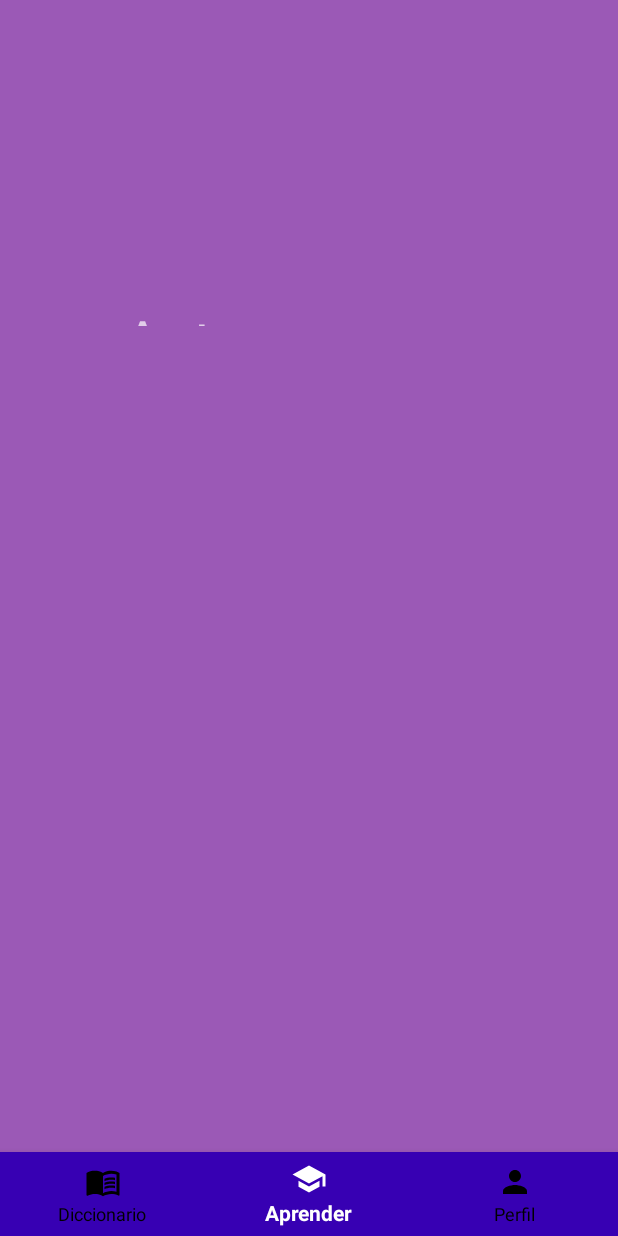
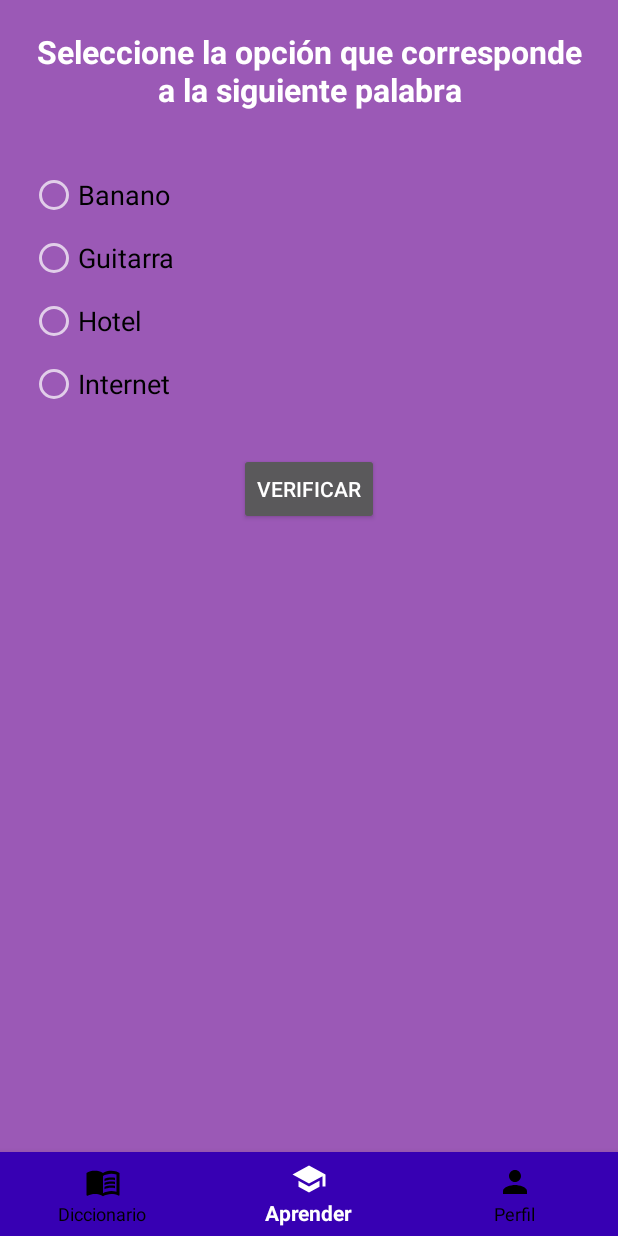
Before and after one commit to andreysolano/Diccionario-LSC, an Android app: the Aprender screen opened directly, with no data from a screen before it, on a phone screen of 412 x 824 dp. Run offline under Robolectric (Android 15) with nearby library versions, the phone set to English and light mode, and no system bars; our stand-ins replace Firebase (no records; nobody signed in at launch, a user with empty details on screens opened directly); pictures from the network do not load.

Commit message:
Juego de opción correcta
Juego implementado
Falta agregar el generador de número aleatorio para que la pregunta no sea siempre la misma

```diff
--- a/DiccionarioLSC/app/src/main/java/com/example/diccionariolsc/Aprender.java
+++ b/DiccionarioLSC/app/src/main/java/com/example/diccionariolsc/Aprender.java
@@ -6,6 +6,8 @@ import androidx.appcompat.app.AppCompatActivity;
 import android.content.Context;
 import android.content.Intent;
 import android.content.res.Resources;
+import android.graphics.Color;
+import android.graphics.Path;
 import android.net.Uri;
 import android.os.Bundle;
 import android.util.Xml;
@@ -13,9 +15,15 @@ import android.view.MenuItem;
 import android.view.View;
 import android.widget.AdapterView;
 import android.widget.ArrayAdapter;
+import android.widget.Button;
+import android.widget.EditText;
+import android.widget.ImageView;
 import android.widget.ListView;
+import android.widget.RadioButton;
+import android.widget.TextView;
 import android.widget.Toast;
 
+import com.bumptech.glide.Glide;
 import com.google.android.gms.tasks.OnFailureListener;
 import com.google.android.gms.tasks.OnSuccessListener;
 import com.google.android.material.bottomnavigation.BottomNavigationView;
@@ -23,6 +31,8 @@ import com.google.firebase.storage.FileDownloadTask;
 import com.google.firebase.storage.FirebaseStorage;
 import com.google.firebase.storage.StorageReference;
 import com.google.firebase.storage.UploadTask;
+
+import org.w3c.dom.Text;
 
 import java.io.ByteArrayOutputStream;
 import java.io.File;
@@ -32,12 +42,20 @@ import java.io.FileOutputStream;
 import java.io.IOException;
 import java.io.InputStream;
 
+import data.Palabra;
+
 public class Aprender extends AppCompatActivity {
 
     private StorageReference mStorageRef;
 
+    private ImageView iv_gif;
+    private RadioButton rb_1, rb_2, rb_3, rb_4;
+    private Button btn_verificar;
+
     String ID;
     boolean estado;
+    OpcionJuego lista[];
+    OpcionJuego juego;
 
     @Override
     protected void onCreate(Bundle savedInstanceState) {
@@ -78,6 +96,127 @@ public class Aprender extends AppCompatActivity {
             }
         });
 
+        //Juego
+        iv_gif = (ImageView) findViewById(R.id.iv_gif);
+        rb_1 = (RadioButton) findViewById(R.id.rb_1);
+        rb_2 = (RadioButton) findViewById(R.id.rb_2);
+        rb_3 = (RadioButton) findViewById(R.id.rb_3);
+        rb_4 = (RadioButton) findViewById(R.id.rb_4);
+        btn_verificar = (Button) findViewById(R.id.btn_verificar);
+
+        lista = crearOpciones();
+        int numero = 3; //Este debe ser generado aleatoriamente
+        juego = lista[numero];
+        rb_1.setText(juego.getOp1());
+        rb_2.setText(juego.getOp2());
+        rb_3.setText(juego.getOp3());
+        rb_4.setText(juego.getOp4());
+        Glide.with(this).load(juego.getURL()).into(iv_gif);
+    }
+
+    public void revisionJuego(View view) {
+
+        String correcta = juego.getCorrecta();
+        if(rb_1.isChecked() == true){
+            if(juego.getOp1() == correcta){
+                rb_1.setBackgroundColor(Color.GREEN);
+                rb_2.setBackgroundColor(Color.RED);
+                rb_3.setBackgroundColor(Color.RED);
+                rb_4.setBackgroundColor(Color.RED);
+                Toast.makeText(Aprender.this, "¡Respuesta correcta!", Toast.LENGTH_LONG).show();
+                //#1BFF09
+            }else{
+                rb_1.setBackgroundColor(Color.RED);
+                Toast.makeText(Aprender.this, "Respuesta incorrecta, intenta otra vez", Toast.LENGTH_SHORT).show();
+            }
+        }else if(rb_2.isChecked() == true) {
+            if (juego.getOp2() == correcta) {
+                rb_1.setBackgroundColor(Color.RED);
+                rb_2.setBackgroundColor(Color.GREEN);
+                rb_3.setBackgroundColor(Color.RED);
+                rb_4.setBackgroundColor(Color.RED);
+                Toast.makeText(Aprender.this, "¡Respuesta correcta!", Toast.LENGTH_LONG).show();
+            } else {
+                rb_2.setBackgroundColor(Color.RED);
+                Toast.makeText(Aprender.this, "Respuesta incorrecta, intenta otra vez", Toast.LENGTH_SHORT).show();
+            }
+        }else if(rb_3.isChecked() == true) {
+            if (juego.getOp3() == correcta) {
+                rb_1.setBackgroundColor(Color.RED);
+                rb_2.setBackgroundColor(Color.RED);
+                rb_3.setBackgroundColor(Color.GREEN);
+                rb_4.setBackgroundColor(Color.RED);
+                Toast.makeText(Aprender.this, "¡Respuesta correcta!", Toast.LENGTH_LONG).show();
+            } else {
+                rb_3.setBackgroundColor(Color.RED);
+                Toast.makeText(Aprender.this, "Respuesta incorrecta, intenta otra vez", Toast.LENGTH_SHORT).show();
+            }
+        }else if(rb_4.isChecked() == true) {
+            if (juego.getOp4() == correcta) {
+                rb_1.setBackgroundColor(Color.RED);
+                rb_2.setBackgroundColor(Color.RED);
+                rb_3.setBackgroundColor(Color.RED);
+                rb_4.setBackgroundColor(Color.GREEN);
+                Toast.makeText(Aprender.this, "¡Respuesta correcta!", Toast.LENGTH_LONG).show();
+            } else {
+                rb_4.setBackgroundColor(Color.RED);
+                Toast.makeText(Aprender.this, "Respuesta incorrecta, intenta otra vez", Toast.LENGTH_SHORT).show();
+            }
+        }
+    }
+
+    public OpcionJuego[] crearOpciones() {
+        Palabra p1 = new Palabra();
+        p1.setId("1");
+        p1.setContenido("Aguacate");
+        p1.setUrl("https://media.giphy.com/media/8Bi77uqNRQC4DBUa9S/giphy.gif");
+        p1.setSignificado("Fruto comestible que tiene forma ovalada, de cáscara verde, con una sola semilla en forma de huevo y pulpa verdosa y suave.");
+        String op11 ="Gato";
+        String op12 = p1.getContenido();
+        String op13 ="Inteligente";
+        String op14 ="Hospital";
+        OpcionJuego op1 = new OpcionJuego(p1, op11, op12, op13, op14);
+
+        Palabra p2 = new Palabra();
+        p2.setId("2");
+        p2.setContenido("Cuchara");
+        p2.setUrl("https://media.giphy.com/media/o0bgo18Ig0YQw6q8Ns/giphy.gif");
+        p2.setSignificado("Utensilio de cocina formado por una paleta cóncava y un mango que sirve para llevarse a la boca líquidos o alimentos blandos.");
+        String op21 ="Familia";
+        String op22 ="Botella";
+        String op23 = p2.getContenido();
+        String op24 ="Calcualdora";
+        OpcionJuego op2 = new OpcionJuego(p2, op21, op22, op23, op24);
+
+        Palabra p3 = new Palabra();
+        p3.setId("3");
+        p3.setContenido("Futuro");
+        p3.setUrl("https://media.giphy.com/media/IzESurMabUJhL4tbc1/giphy.gif");
+        p3.setSignificado("Tiempo posterior al presente.");
+        String op31 = p3.getContenido();
+        String op32 ="Ducha";
+        String op33 ="Celular";
+        String op34 ="Defender";
+        OpcionJuego op3 = new OpcionJuego(p3, op31, op32, op33, op34);
+
+        Palabra p4 = new Palabra();
+        p4.setId("4");
+        p4.setContenido("Internet");
+        p4.setUrl("https://media.giphy.com/media/TKnLiL4W76CrbEm09S/giphy.gif");
+        p4.setSignificado("Sistema de interconexión mundial con diferentes redes de información.");
+        String op41 ="Banano";
+        String op42 ="Guitarra";
+        String op43 ="Hotel";
+        String op44 = p4.getContenido();
+        OpcionJuego op4 = new OpcionJuego(p4, op41, op42, op43, op44);
+
+        OpcionJuego lista[] = new OpcionJuego[4];
+        lista[0] = op1;
+        lista[1] = op2;
+        lista[2] = op3;
+        lista[3] = op4;
+
+        return lista;
     }
 
     private void recuperacionParametros() {
--- /dev/null
+++ b/DiccionarioLSC/app/src/main/java/com/example/diccionariolsc/OpcionJuego.java
@@ -0,0 +1,66 @@
+package com.example.diccionariolsc;
+
+import data.Palabra;
+
+public class OpcionJuego {
+    private Palabra ref;
+    private String op1, op2, op3, op4;
+
+    public OpcionJuego(Palabra ref, String op1, String op2, String op3, String op4) {
+        this.ref = ref;
+        this.op1 = op1;
+        this.op2 = op2;
+        this.op3 = op3;
+        this.op4 = op4;
+    }
+
+    public String getCorrecta(){
+        return ref.getContenido();
+    }
+    public String getURL(){
+        return ref.getUrl();
+    }
+
+    public OpcionJuego() {
+    }
+
+    public Palabra getRef() {
+        return ref;
+    }
+
+    public void setRef(Palabra ref) {
+        this.ref = ref;
+    }
+
+    public String getOp1() {
+        return op1;
+    }
+
+    public void setOp1(String op1) {
+        this.op1 = op1;
+    }
+
+    public String getOp2() {
+        return op2;
+    }
+
+    public void setOp2(String op2) {
+        this.op2 = op2;
+    }
+
+    public String getOp3() {
+        return op3;
+    }
+
+    public void setOp3(String op3) {
+        this.op3 = op3;
+    }
+
+    public String getOp4() {
+        return op4;
+    }
+
+    public void setOp4(String op4) {
+        this.op4 = op4;
+    }
+}
--- a/DiccionarioLSC/app/src/main/java/com/example/diccionariolsc/Perfil.java
+++ b/DiccionarioLSC/app/src/main/java/com/example/diccionariolsc/Perfil.java
@@ -43,7 +43,7 @@ public class Perfil extends AppCompatActivity {
         }
 
         String lista2[]=new String [1];
-        lista2[0]="Palabra del dia";
+        lista2[0]="Palabra del momento";
         prepararLista2(lista2);
 
         //Barra inferior de navegación
--- a/DiccionarioLSC/app/src/main/res/layout/activity_aprender.xml
+++ b/DiccionarioLSC/app/src/main/res/layout/activity_aprender.xml
@@ -4,26 +4,97 @@
     xmlns:tools="http://schemas.android.com/tools"
     android:layout_width="match_parent"
     android:layout_height="match_parent"
-    tools:context=".Aprender"
-    android:background="@color/violeta">
+    android:background="@color/violeta"
+    tools:context=".Aprender">
+
+    <com.google.android.material.bottomnavigation.BottomNavigationView
+        android:id="@+id/navigation"
+        android:layout_width="match_parent"
+        android:layout_height="wrap_content"
+        android:layout_alignParentBottom="true"
+        app:itemBackground="@color/colorPrimaryDark"
+        app:itemIconTint="@drawable/selector"
+        app:itemTextColor="@drawable/selector"
+        app:menu="@menu/menu_boton" />
 
     <TextView
-        android:id="@+id/textView"
-        android:layout_width="64dp"
-        android:layout_height="17dp"
-        android:text="Activity Home"
-        android:gravity="center"
-        android:layout_marginTop="200dp"
-        android:layout_marginLeft="80dp"
-        android:textSize="40dp"/>
+        android:id="@+id/tv_preguntaJuego"
+        android:layout_width="wrap_content"
+        android:layout_height="wrap_content"
+        android:layout_centerHorizontal="true"
+        android:layout_marginLeft="20dp"
+        android:layout_marginTop="20dp"
+        android:layout_marginRight="20dp"
+        android:gravity="center_horizontal"
+        android:text="Seleccione la opción que corresponde a la siguiente palabra"
+        android:textColor="#FFFFFF"
+        android:textSize="21sp"
+        android:textStyle="bold" />
 
-        <com.google.android.material.bottomnavigation.BottomNavigationView
+    <RadioGroup
+        android:id="@+id/rg_grupo"
+        android:layout_width="match_parent"
+        android:layout_height="wrap_content"
+        android:layout_below="@+id/iv_gif"
+        android:layout_centerHorizontal="false"
+        android:layout_marginLeft="20dp"
+        android:layout_marginTop="20dp"
+        android:layout_marginRight="20dp">
+
+        <RadioButton
+            android:id="@+id/rb_1"
             android:layout_width="match_parent"
             android:layout_height="wrap_content"
-            android:id="@+id/navigation"
-            app:itemBackground="@color/colorPrimaryDark"
-            app:itemTextColor="@drawable/selector"
-            app:itemIconTint="@drawable/selector"
-            app:menu="@menu/menu_boton"
-            android:layout_alignParentBottom="true"/>
+            android:hapticFeedbackEnabled="false"
+            android:text="RadioButton"
+            android:textColor="#000000"
+            android:textSize="18sp" />
+
+        <RadioButton
+            android:id="@+id/rb_2"
+            android:layout_width="match_parent"
+            android:layout_height="wrap_content"
+            android:layout_marginTop="10dp"
+            android:text="RadioButton"
+            android:textColor="#000000"
+            android:textSize="18sp" />
+
+        <RadioButton
+            android:id="@+id/rb_3"
+            android:layout_width="match_parent"
+            android:layout_height="wrap_content"
+            android:layout_marginTop="10dp"
+            android:text="RadioButton"
+            android:textColor="#000000"
+            android:textSize="18sp" />
+
+        <RadioButton
+            android:id="@+id/rb_4"
+            android:layout_width="match_parent"
+            android:layout_height="wrap_content"
+            android:layout_marginTop="10dp"
+            android:text="RadioButton"
+            android:textColor="#000000"
+            android:textSize="18sp" />
+    </RadioGroup>
+
+    <Button
+        android:id="@+id/btn_verificar"
+        android:layout_width="wrap_content"
+        android:layout_height="wrap_content"
+        android:layout_below="@+id/rg_grupo"
+        android:layout_centerHorizontal="true"
+        android:layout_marginTop="30dp"
+        android:onClick="revisionJuego"
+        android:text="Verificar" />
+
+    <ImageView
+        android:id="@+id/iv_gif"
+        android:layout_width="250dp"
+        android:layout_height="wrap_content"
+        android:layout_below="@+id/tv_preguntaJuego"
+        android:layout_centerHorizontal="true"
+        android:layout_marginTop="20dp"
+        tools:srcCompat="@tools:sample/avatars" />
+
 </RelativeLayout>
```
